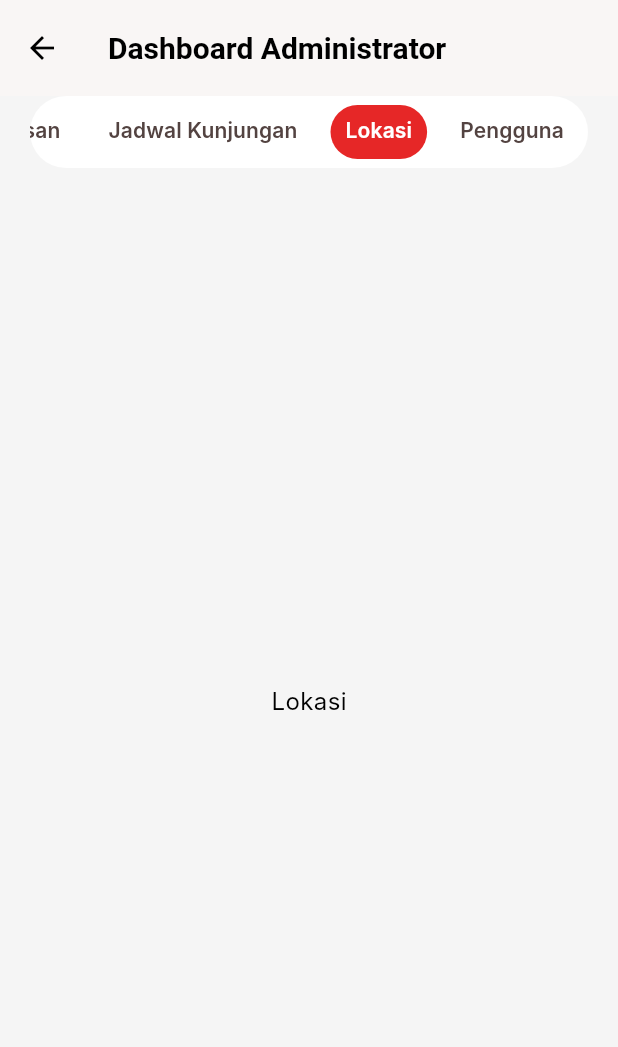
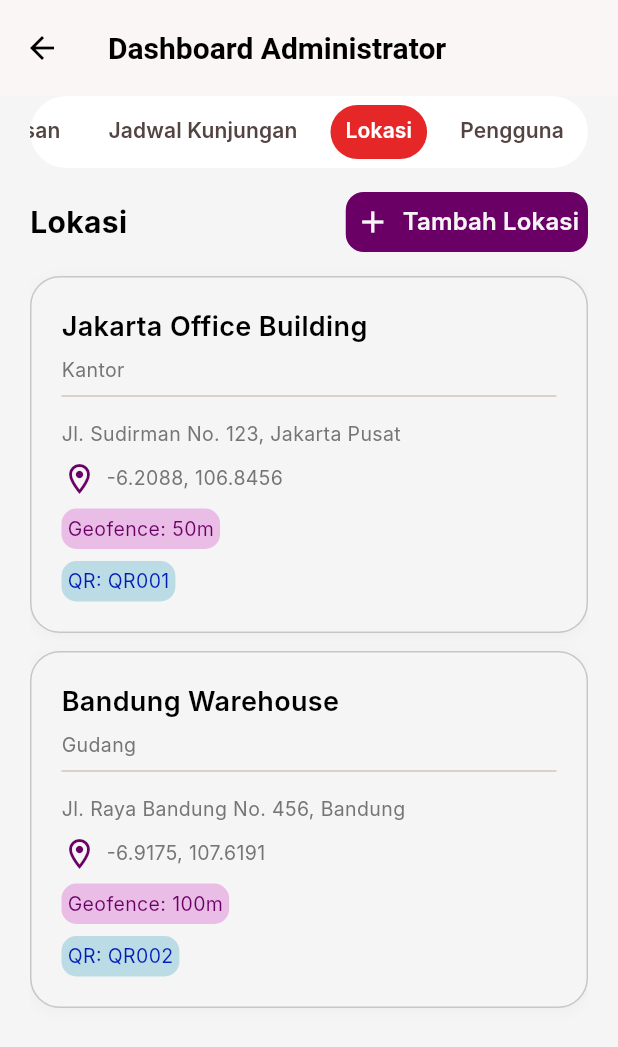
Before and after one commit to nasidfurqon/PoV, a Flutter app: the AdminPanelPage screen opened by its route, tab 3 chosen, on a phone screen of 412 x 824 dp. Shown: the top 1047 px of the screen. Run offline on Flutter 3.47's test engine with Material 3 defaults, Android fonts, the phone set to English and light mode, and no system bars; our stand-ins replace dropdown_button2, file_picker, flutter_riverpod, geolocator, go_router, image_picker; Roboto replaces fonts that are missing (Inter).

Commit message:
ver: 0.1, feat: add location sub page on dashboard

```diff
--- /dev/null
+++ b/lib/data/services/location_data.dart
@@ -0,0 +1,22 @@
+class LocationData{
+  List<Map<String, dynamic>> data = [
+    {
+      'place': 'Jakarta Office Building',
+      'type': 'Kantor',
+      'street': 'Jl. Sudirman No. 123',
+      'city': 'Jakarta Pusat',
+      'location': '-6.2088, 106.8456',
+      'geofence': '50',
+      'code': 'QR001'
+    },
+    {
+      'place': 'Bandung Warehouse',
+      'type': 'Gudang',
+      'street': 'Jl. Raya Bandung No. 456',
+      'city': 'Bandung',
+      'location': '-6.9175, 107.6191',
+      'geofence': '100',
+      'code': 'QR002'
+    }
+  ];
+}
--- a/lib/presentation/pages/admin_panel/admin_panel_page.dart
+++ b/lib/presentation/pages/admin_panel/admin_panel_page.dart
@@ -6,9 +6,11 @@ import 'package:pov2/core/utils/parsing_status_color.dart';
 import 'package:pov2/core/widget/custom_button.dart';
 import 'package:pov2/core/widget/custom_card.dart';
 import 'package:pov2/core/widget/custom_normal_scaffold.dart';
+import 'package:pov2/data/services/location_data.dart';
 import 'package:pov2/data/services/visit_data.dart';
 import 'package:pov2/presentation/widgets/custom_card_body_resume.dart';
 import 'package:pov2/presentation/widgets/custom_card_header_resume.dart';
+import 'package:pov2/presentation/widgets/custom_card_location_admin.dart';
 import 'package:pov2/presentation/widgets/custom_highlight_dashboard.dart';
 
 class AdminPanelPage extends StatefulWidget {
@@ -20,6 +22,8 @@ class AdminPanelPage extends StatefulWidget {
 
 class _AdminPanelPageState extends State<AdminPanelPage> {
   final List<Map<String, dynamic>> visitData = VisitData().taskData;
+  final List<Map<String, dynamic>> locationData = LocationData().data;
+
   @override
   Widget build(BuildContext context) {
     return CustomNormalScaffold(
@@ -73,7 +77,7 @@ class _AdminPanelPageState extends State<AdminPanelPage> {
                       children: [
                         _resume(),
                         _schedule(),
-                        Center(child: Text("Lokasi")),
+                        _location(),
                         Center(child: Text("Pengguna")),
                       ],
                     ),
@@ -329,4 +333,48 @@ class _AdminPanelPageState extends State<AdminPanelPage> {
     ];
   }
 
+  Widget _location(){
+    return SingleChildScrollView(
+      child: Column(
+        children: [
+          SizedBox(height: AppSpacing.sm,),
+          Row(
+            mainAxisAlignment: MainAxisAlignment.spaceBetween,
+            children: [
+              Text(
+                'Lokasi',
+                style: AppText.heading2,
+              ),
+              CustomButton(
+                  textStyle: AppText.heading4Tertiary,
+                  title: 'Tambah Lokasi',
+                  backgroundColor: AppColor.accentCompletion,
+                  padding: EdgeInsets.all(AppSpacing.xxs),
+                  onPressed: (){},
+                  icon: Icons.add,
+                  iconColor: AppColor.textTertiary,
+              )
+            ],
+          ),
+          SizedBox(height: AppSpacing.sm,),
+          ListView(
+            shrinkWrap: true,
+            children: [
+              ...locationData.asMap().entries.map((entry){
+                final data = entry.value;
+                return Padding(
+                  padding: const EdgeInsets.only(bottom: AppSpacing.sm),
+                  child: CustomCardLocationAdmin(
+                      id : entry.key,
+                      data: data
+                  ),
+                );
+              })
+
+            ],
+          )
+        ]
+      )
+    );
+  }
 }
--- /dev/null
+++ b/lib/presentation/widgets/custom_card_location_admin.dart
@@ -0,0 +1,62 @@
+import 'package:flutter/material.dart';
+import 'package:pov2/config/theme/app_color.dart';
+import 'package:pov2/config/theme/app_spacing.dart';
+import 'package:pov2/config/theme/app_text.dart';
+import 'package:pov2/core/widget/custom_card.dart';
+import 'package:pov2/presentation/widgets/custom_highlight_dashboard.dart';
+import 'package:pov2/presentation/widgets/custom_row_icon.dart';
+
+class CustomCardLocationAdmin extends StatelessWidget {
+  final dynamic id;
+  final Map<String, dynamic> data;
+  const CustomCardLocationAdmin({super.key, required this.id, required this.data});
+
+  @override
+  Widget build(BuildContext context) {
+    return CustomCard(
+        padding: EdgeInsets.zero,
+        child: Padding(
+          padding: EdgeInsets.all(AppSpacing.global),
+          child: Column(
+            crossAxisAlignment: CrossAxisAlignment.start,
+            children: [
+              Text(
+                data['place'],
+                style: AppText.heading3,
+              ),
+              SizedBox(height: AppSpacing.xxs),
+              Text(
+                data['type'],
+                style: AppText.caption,
+              ),
+              Divider(),
+              SizedBox(height: AppSpacing.xs),
+              Text(
+                '${data['street']}, ${data['city']}',
+                style: AppText.caption,
+              ),
+              SizedBox(height: AppSpacing.xs),
+              CustomRowIcon(
+                  icon: Icons.location_on_outlined,
+                  color: AppColor.accentCompletion,
+                  title: data['location'],
+                  textStyle: AppText.caption
+              ),
+              SizedBox(height: AppSpacing.xs),
+              CustomHighlightDashboard(
+                  title: 'Geofence: ${data['geofence']}m',
+                  fontColor: AppColor.accentCompletion,
+                  containerColor: AppColor.onAccentCompletion
+              ),
+              SizedBox(height: AppSpacing.xs),
+              CustomHighlightDashboard(
+                  title: 'QR: ${data['code']}',
+                  fontColor: AppColor.accentMedium,
+                  containerColor: AppColor.onAccentMedium
+              ),
+            ],
+          ),
+        )
+    );
+  }
+}
```
